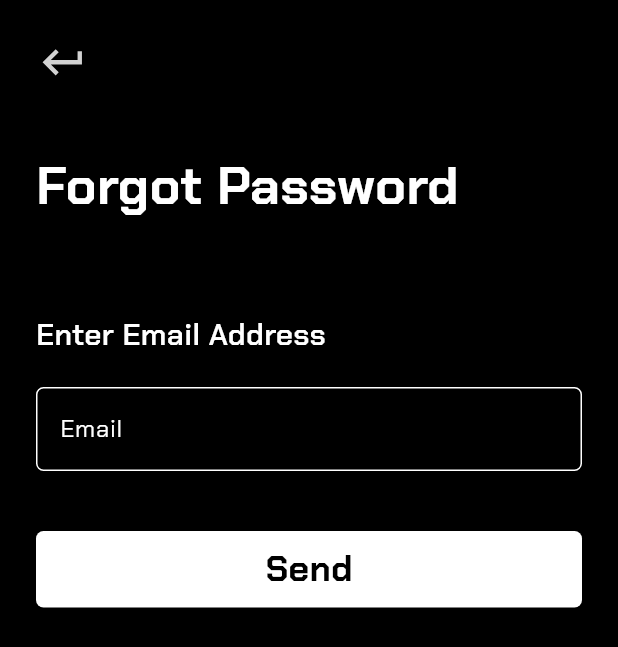
After one commit to CYC-EBMX-Development/App-TRAX, a Flutter app: the ExotekQuadricyclePage screen opened directly, after a tap on "Log in", after a tap on "Forgot Password?", on a phone screen of 412 x 824 dp. The commit adds this screen. Shown: the top 647 px of the screen. Run offline on Flutter 3.47's test engine with Material 3 defaults, Android fonts, the phone set to English and light mode, and no system bars; our stand-ins replace flutter_svg, video_player.

Commit message:
feat(forgot password): 新增忘记密码页面

```diff
--- /dev/null
+++ b/lib/features/login/forgot_password_page.dart
@@ -0,0 +1,91 @@
+import 'package:flutter/material.dart';
+import 'package:flutter_svg/flutter_svg.dart';
+import 'package:tra_x/common/global.dart';
+import 'package:tra_x/common/widgets/trax_button.dart';
+import 'package:tra_x/common/widgets/trax_text_field.dart';
+import 'package:tra_x/features/login/verification_page.dart';
+
+class ForgotPasswordPage extends StatefulWidget {
+  const ForgotPasswordPage({super.key});
+
+  @override
+  State<ForgotPasswordPage> createState() => _ForgotPasswordPageState();
+}
+
+class _ForgotPasswordPageState extends State<ForgotPasswordPage> {
+  final TextEditingController _controller = TextEditingController();
+
+  @override
+  void dispose() {
+    _controller.dispose();
+    super.dispose();
+  }
+
+  @override
+  Widget build(BuildContext context) {
+    return Scaffold(
+      body: SafeArea(
+        child: SingleChildScrollView(
+          padding: EdgeInsets.all(24),
+          child: Column(
+            crossAxisAlignment: CrossAxisAlignment.stretch,
+            children: [
+              Row(
+                children: [
+                  GestureDetector(
+                    onTap: () => Navigator.of(context).pop(),
+                    child: SvgPicture.asset(
+                      'assets/images/back_sign_up.svg',
+                      width: 35,
+                      height: 35,
+                    ),
+                  ),
+                ],
+              ),
+              const SizedBox(height: 40),
+              const Text(
+                "Forgot Password",
+                style: TextStyle(fontSize: 35, fontWeight: FontWeight.bold),
+              ),
+              SizedBox(height: 60),
+              Text(
+                'Enter Email Address',
+                style: TextStyle(fontSize: 20, fontWeight: FontWeight.w600),
+              ),
+              SizedBox(height: 20),
+              TraXTextField(
+                labelText: 'Email',
+                hintText: 'Email Address',
+                controller: _controller,
+              ),
+              SizedBox(height: 40),
+              _sendButton(() {
+                Navigator.push(
+                  context,
+                  MaterialPageRoute(builder: (context) => VerificationPage()),
+                );
+              }),
+            ],
+          ),
+        ),
+      ),
+    );
+  }
+
+  Widget _sendButton(void Function() onSend) {
+    return TraxButton(
+      borderRadius: Global.traXborderRadius,
+      minimumSize: const Size(170, 51),
+      backgroundColor: WidgetStateProperty.all<Color?>(Colors.white),
+      onPressed: onSend,
+      child: Text(
+        'Send',
+        style: TextStyle(
+          color: Colors.black,
+          fontSize: 24.0,
+          fontWeight: FontWeight.w700,
+        ),
+      ),
+    );
+  }
+}
--- a/lib/features/login/login_page.dart
+++ b/lib/features/login/login_page.dart
@@ -4,6 +4,7 @@ import 'package:flutter/foundation.dart' show kIsWeb;
 import 'package:flutter/material.dart';
 import 'package:tra_x/common/widgets/trax_button.dart';
 import 'package:tra_x/common/widgets/trax_text_field.dart';
+import 'package:tra_x/features/login/forgot_password_page.dart';
 import 'package:tra_x/features/login/sign_up_page.dart';
 import 'package:tra_x/features/login/verification_page.dart';
 import 'package:video_player/video_player.dart';
@@ -27,14 +28,15 @@ class _SplashPage extends State<ExotekQuadricyclePage> {
   TextEditingController emailController = TextEditingController();
   TextEditingController passwordController = TextEditingController();
 
-
   @override
   void initState() {
     super.initState();
     if (!kIsWeb && Platform.isWindows) {
-    }
-    else{
-      _controller = VideoPlayerController.asset('assets/mp4/x-series_h264_854x480_30fps_20crf.mp4')
+    } else {
+      _controller =
+          VideoPlayerController.asset(
+              'assets/mp4/x-series_h264_854x480_30fps_20crf.mp4',
+            )
             ..initialize().then((_) {
               _controller!.setLooping(true);
               _controller!.setVolume(0.0);
@@ -71,7 +73,7 @@ class _SplashPage extends State<ExotekQuadricyclePage> {
             Container(color: Colors.black54, alignment: Alignment.center),
             Padding(
               padding: EdgeInsets.all(20.0),
-              child: SingleChildScrollView(child:_mainPage()),
+              child: SingleChildScrollView(child: _mainPage()),
             ),
           ],
         ),
@@ -79,12 +81,13 @@ class _SplashPage extends State<ExotekQuadricyclePage> {
     );
   }
 
-  Widget _password(){
-    return Column(children: [
+  Widget _password() {
+    return Column(
+      children: [
         SizedBox(height: 15),
         TraXTextField(
           labelText: 'Password',
-        hintText:'Password',
+          hintText: 'Password',
           inPutPassword: true,
           controller: passwordController,
         ),
@@ -92,114 +95,124 @@ class _SplashPage extends State<ExotekQuadricyclePage> {
         Row(
           children: [
             Expanded(child: SizedBox()),
-          Text('Forgot Password?',style:TextStyle(fontWeight: FontWeight.w600)),
+            GestureDetector(
+              child: Text(
+                'Forgot Password?',
+                style: TextStyle(fontWeight: FontWeight.w600),
+              ),
+              onTap: () async {
+                await _controller?.pause();
+                await Navigator.push(
+                  context,
+                  MaterialPageRoute(builder: (context) => ForgotPasswordPage()),
+                );
+                await _controller?.play();
+              },
+            ),
           ],
         ),
-    ]);
+      ],
+    );
   }
 
-  Widget _mainPage(){
+  Widget _mainPage() {
     double screenWidth = MediaQuery.of(context).size.width;
     return Column(
       crossAxisAlignment: CrossAxisAlignment.start,
       children: [
-        SizedBox(height:40),
-        Text('TRA-X',
+        SizedBox(height: 40),
+        Text(
+          'TRA-X',
           style: TextStyle(
             color: Colors.white,
             fontSize: 30,
             fontWeight: FontWeight.w700,
-            )
           ),
-        SizedBox(height:50),
-        Text('Login',
+        ),
+        SizedBox(height: 50),
+        Text(
+          'Login',
           style: TextStyle(
             color: Colors.white,
             fontSize: 40,
             fontWeight: FontWeight.w700,
-            )
           ),
-        SizedBox(height:40),
+        ),
+        SizedBox(height: 40),
         TraXTextField(
           labelText: 'Email',
-          hintText:'jonchan@cycmotor.com',
+          hintText: 'jonchan@cycmotor.com',
           controller: emailController,
         ),
-        if(mod==1) _password(),
+        if (mod == 1) _password(),
         SizedBox(height: 30),
         TraxButton(
           borderRadius: Global.traXborderRadius,
           minimumSize: Size(screenWidth, 51),
           backgroundColor: WidgetStateProperty.all<Color?>(Color(0xFFC0C0C0)),
           onPressed: () {
-            if(mod ==1){
+            if (mod == 1) {
               Navigator.push(
                 context,
                 MaterialPageRoute(builder: (context) => VerificationPage()),
               );
-            }
-            else if(mod == 0){
+            } else if (mod == 0) {
               setState(() {
-                mod=1;
+                mod = 1;
               });
             }
           },
-          child: Text('Log in' , style: TextStyle(
+          child: Text(
+            'Log in',
+            style: TextStyle(
               color: Colors.black,
               fontSize: 24.0,
-            fontWeight: FontWeight.w700,)),
+              fontWeight: FontWeight.w700,
+            ),
+          ),
         ),
         SizedBox(height: 15),
         Row(
           children: [
-            Expanded(
-              child: Divider(
-                color: Color(0xFF5E5E5E),
-                indent: 20,
-              ),
-            ),
+            Expanded(child: Divider(color: Color(0xFF5E5E5E), indent: 20)),
             Padding(
               padding: EdgeInsets.symmetric(horizontal: 16),
               child: Text(
                 'OR',
-                style: TextStyle(
-                  color: Color(0xFF949494),
-                  fontSize: 14,
+                style: TextStyle(color: Color(0xFF949494), fontSize: 14),
               ),
             ),
-            ),
-            Expanded(
-              child: Divider(
-                color: Color(0xFF5E5E5E),
-                endIndent: 20,
-              ),
-            ),
+            Expanded(child: Divider(color: Color(0xFF5E5E5E), endIndent: 20)),
           ],
         ),
         SizedBox(height: 10),
-        logoButton('assets/images/logo googleg 48dp.png','Continue with Google'),
+        logoButton(
+          'assets/images/logo googleg 48dp.png',
+          'Continue with Google',
+        ),
         SizedBox(height: 10),
-        logoButton('assets/images/Facebook Logo.png','Continue with Facebook'),
+        logoButton('assets/images/Facebook Logo.png', 'Continue with Facebook'),
         SizedBox(height: 10),
-        logoButton('assets/images/Apple Logo.png','Continue with Apple'),
+        logoButton('assets/images/Apple Logo.png', 'Continue with Apple'),
         SizedBox(height: 10),
         Row(
           mainAxisAlignment: MainAxisAlignment.center,
           children: [
-            Text('Don’t have an account?',
-                style: TextStyle(
-                  color: Color(0xFFCBCBCB),
-                  fontSize: 14,)
+            Text(
+              'Don’t have an account?',
+              style: TextStyle(color: Color(0xFFCBCBCB), fontSize: 14),
             ),
             GestureDetector(
               onTap: () async {
-                await Navigator.push(context,  MaterialPageRoute(builder: (context) => SignUpPage()));
+                await Navigator.push(
+                  context,
+                  MaterialPageRoute(builder: (context) => SignUpPage()),
+                );
                 await _controller!.play();
               },
-              child: Text('Sign up.',
-                style: TextStyle(
-                  fontWeight: FontWeight.w600,
-                ),
+              child: Text(
+                'Sign up.',
+                style: TextStyle(fontWeight: FontWeight.w600),
               ),
             ),
           ],
@@ -208,8 +221,7 @@ class _SplashPage extends State<ExotekQuadricyclePage> {
     );
   }
 
-
-  Widget logoButton(String image, String text, {VoidCallback? onPressed}){
+  Widget logoButton(String image, String text, {VoidCallback? onPressed}) {
     return TraxButton(
       borderRadius: Global.traXborderRadius,
       minimumSize: const Size(170, 51),
@@ -219,26 +231,21 @@ class _SplashPage extends State<ExotekQuadricyclePage> {
         mainAxisAlignment: MainAxisAlignment.start,
         children: [
           SizedBox(width: 15),
-          Image.asset(
-            image,
-            width: 24,
-            height: 24,
-          ),
+          Image.asset(image, width: 24, height: 24),
           SizedBox(width: 20),
           Text(
-            text ,
+            text,
             style: TextStyle(
               color: Colors.white,
               fontSize: 16.0,
               fontWeight: FontWeight.w500,
-            )
+            ),
           ),
         ],
       ),
     );
   }
 }
-
 
 // void _launchURL(String url) async {
 //   final Uri uri = Uri.parse(url);
@@ -247,13 +254,10 @@ class _SplashPage extends State<ExotekQuadricyclePage> {
 //   }
 // }
 
-Widget buttonDecoration(Widget child, Color color){
+Widget buttonDecoration(Widget child, Color color) {
   return Container(
     decoration: BoxDecoration(
-      border: Border.all(
-        color: color,
-        width: 2.0,
-      ),
+      border: Border.all(color: color, width: 2.0),
       borderRadius: BorderRadius.circular(5.0),
     ),
     child: child,
```
Lines whose indentation alone changed are shown as unchanged.
